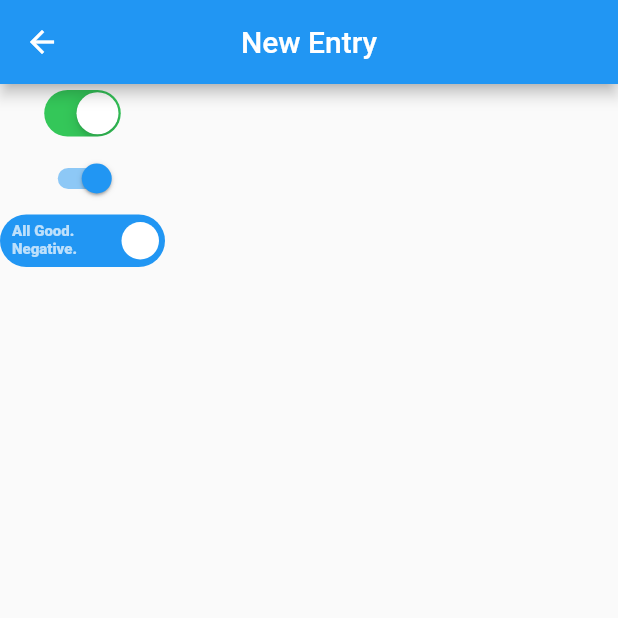
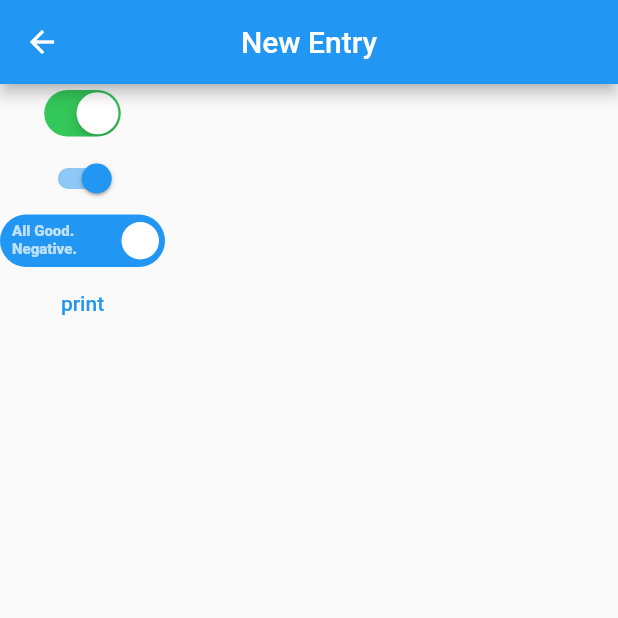
Before and after one commit to akturanilyas/money-manager, a Flutter app: the screen it shows after launch, after a tap on the "add" icon, on a phone screen of 412 x 824 dp, the top half of it. Run offline on Flutter 3.47's test engine with Material 2 defaults, Android fonts, the phone set to English and light mode, and no system bars; drawn by our look-alikes of flutter_switch; our stand-ins replace bloc, cloud_firestore, equatable, firebase_core, flutter_bloc; accounts and stored records are empty.

```diff
--- a/lib/main.dart
+++ b/lib/main.dart
@@ -1,12 +1,14 @@
-import 'package:bloctest/bloc/screen/bloc/bottom_navigation_bloc.dart';
+import 'package:firebase_core/firebase_core.dart';
 import 'package:flutter/material.dart';
 import 'package:flutter_bloc/flutter_bloc.dart';
 
 import 'bloc_observer.dart';
 import 'router/routing.dart';
 
-void main() {
+Future<void> main() async {
+  WidgetsFlutterBinding.ensureInitialized();
   Bloc.observer = MyBlocObserver();
+  await Firebase.initializeApp();
   runApp(MyApp());
 }
 
--- a/lib/router/routing.dart
+++ b/lib/router/routing.dart
@@ -28,7 +28,7 @@ class AppRouter {
         return MaterialPageRoute(
           builder: (_) => BlocProvider(
             create: (context) => _testBloc,
-            child: NewEntry(),
+            child: NewEntryPage(),
           ),
         );
 
--- a/lib/ui/new_entry_screen.dart
+++ b/lib/ui/new_entry_screen.dart
@@ -1,10 +1,45 @@
+import 'package:cloud_firestore/cloud_firestore.dart';
 import 'package:flutter/cupertino.dart';
 import 'package:flutter/material.dart';
 import 'package:flutter_switch/flutter_switch.dart';
 
-class NewEntry extends StatelessWidget {
+class NewEntryPage extends StatefulWidget {
   static const path = "/new";
-  const NewEntry({Key? key}) : super(key: key);
+  const NewEntryPage({Key? key}) : super(key: key);
+
+  @override
+  _NewEntryPageState createState() => _NewEntryPageState();
+}
+
+class _NewEntryPageState extends State<NewEntryPage> {
+  getDataFromFirestore() async {
+    final firestoreInstance = FirebaseFirestore.instance;
+    final result = await firestoreInstance
+        .collection("users")
+        .doc("1")
+        .collection('transfers')
+        .get()
+        .then(
+      (querySnapshot) {
+        querySnapshot.docs.forEach(
+          (result) {
+            print(result.data());
+          },
+        );
+      },
+    );
+  }
+
+  setDataToFirestore() {
+    final firestoreInstance = FirebaseFirestore.instance;
+    firestoreInstance.collection("users").doc('1').collection("transfers").add(
+      {
+        "cost": 23,
+        "name": "new spend",
+        "type": false,
+      },
+    );
+  }
 
   @override
   Widget build(BuildContext context) {
@@ -37,6 +72,12 @@ class NewEntry extends StatelessWidget {
               // });
             },
           ),
+          TextButton(
+              onPressed: () {
+                // getDataFromFirestore();
+                setDataToFirestore();
+              },
+              child: Text("print"))
         ],
       ),
     );
--- a/pubspec.yaml
+++ b/pubspec.yaml
@@ -22,8 +22,11 @@ environment:
 
 dependencies:
   bloc: ^7.1.0
+  cloud_firestore: ^2.5.2
   cupertino_icons: ^1.0.2
   equatable: ^2.0.3
+  firebase_core: ^1.6.0
+  firebase_database: ^7.2.2
   flutter:
     sdk: flutter
   flutter_bloc: ^7.2.0
```
Also changed, not shown: pubspec.lock, 3 other files.
